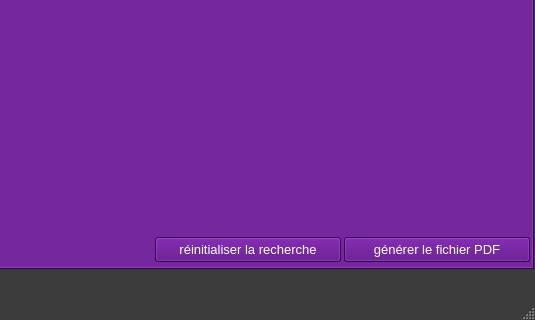
Old version of the form ui/yeroth-erp-tableaux-de-bord-window.ui in the repository xnoumbissinoundou/yeroth-erp-3.0; both pictures show x 265 to 800 and y 280 to 600 of the 800 by 600 pixel window.
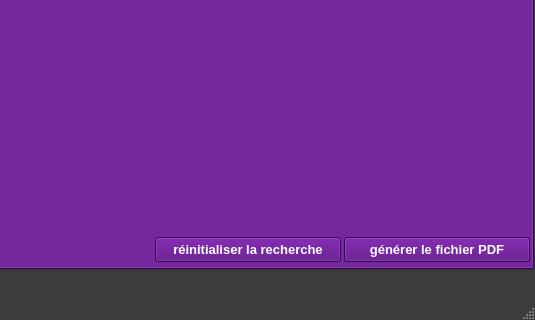
New version of the form. Icons and pictures are not drawn. Custom widgets are drawn as their Qt base class.

The edit to the form file:
```diff
--- a/ui/yeroth-erp-tableaux-de-bord-window.ui
+++ b/ui/yeroth-erp-tableaux-de-bord-window.ui
@@ -2680,6 +2680,12 @@
         </disabled>
        </palette>
       </property>
+      <property name="font">
+       <font>
+        <weight>75</weight>
+        <bold>true</bold>
+       </font>
+      </property>
       <property name="text">
        <string>générer le fichier PDF</string>
       </property>
@@ -3108,6 +3114,12 @@
         </disabled>
        </palette>
       </property>
+      <property name="font">
+       <font>
+        <weight>75</weight>
+        <bold>true</bold>
+       </font>
+      </property>
       <property name="text">
        <string>réinitialiser la recherche</string>
       </property>
```
Left out of the diff: 24 changed lines with no effect on the pictures.
